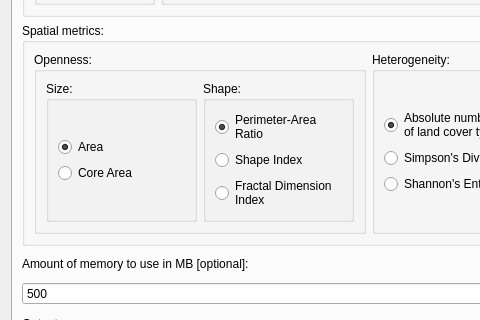
kpaenen/qscape, file qscapeUi.ui: the form before one commit; both pictures show x 0 to 480 and y 464 to 784 of the 738 by 912 pixel window.
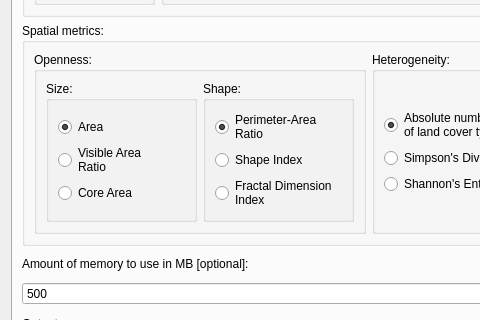
The form after the commit.

Diff of the .ui file:
```diff
--- a/qscapeUi.ui
+++ b/qscapeUi.ui
@@ -356,6 +356,14 @@
                             </property>
                            </widget>
                           </item>
+                          <item>
+                           <widget class="QRadioButton" name="varRadioBut">
+                            <property name="text">
+                             <string>Visible Area
+Ratio</string>
+                            </property>
+                           </widget>
+                          </item>
                           <item>
                            <widget class="QRadioButton" name="coreRadioBut">
                             <property name="text">
```
